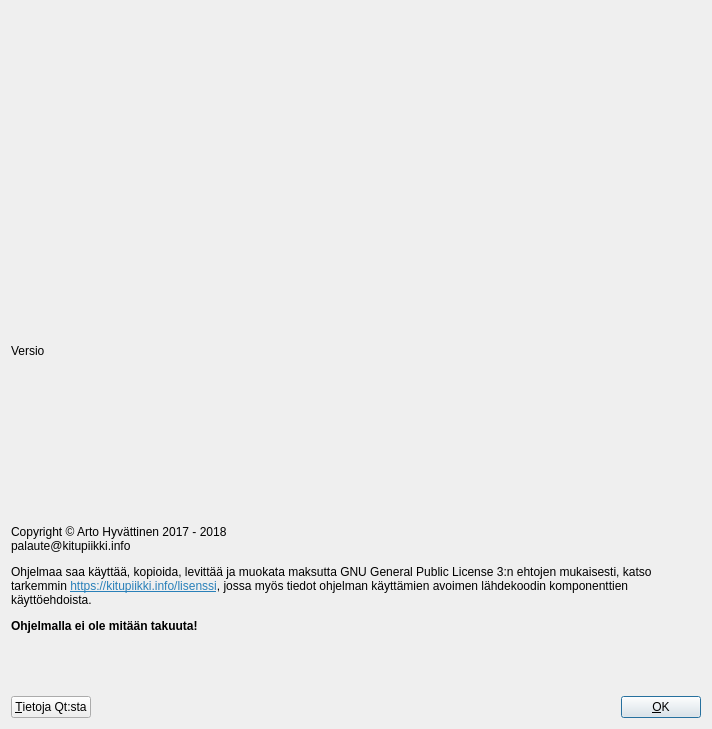
artoh/kitupiikki, file kitupiikki/aloitussivu/aboutdialog.ui: the form before one commit.
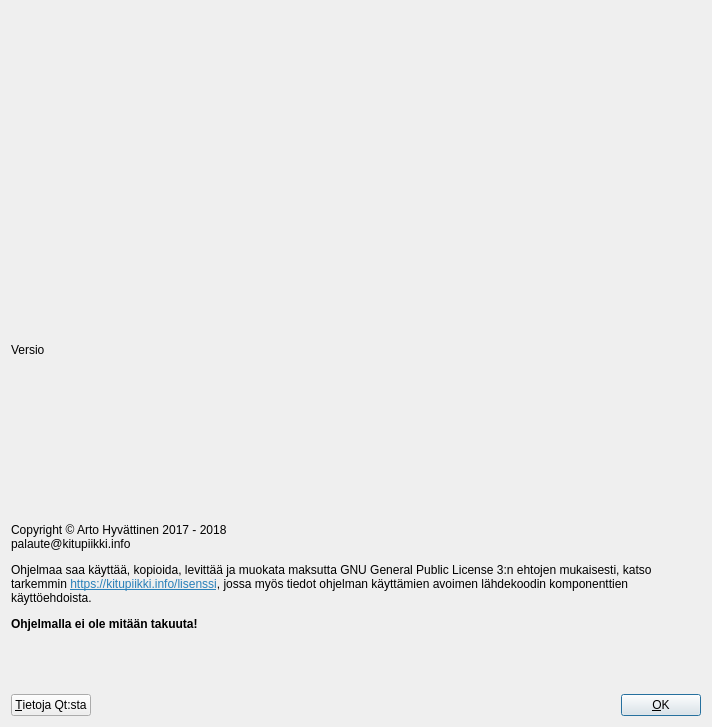
The form after the commit. Icons and pictures are not drawn.

Commit message: AboutDlg:n koko

```diff
--- a/kitupiikki/aloitussivu/aboutdialog.ui
+++ b/kitupiikki/aloitussivu/aboutdialog.ui
@@ -7,7 +7,7 @@
     <x>0</x>
     <y>0</y>
     <width>712</width>
-    <height>729</height>
+    <height>727</height>
    </rect>
   </property>
   <property name="windowTitle">
```
